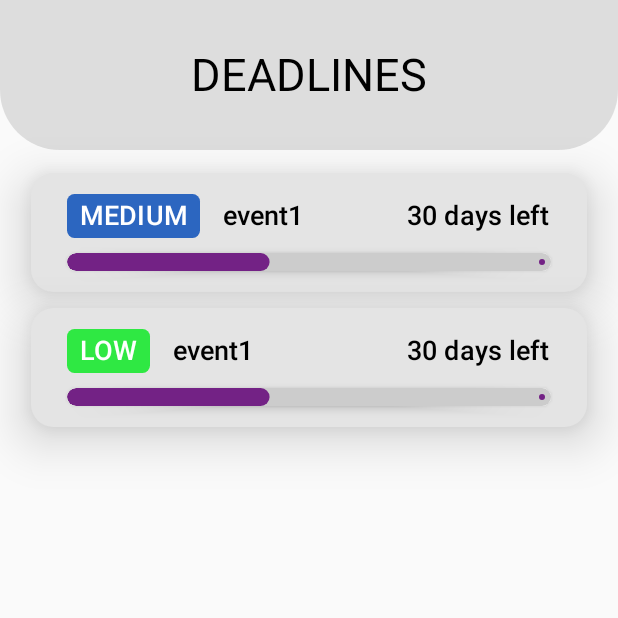
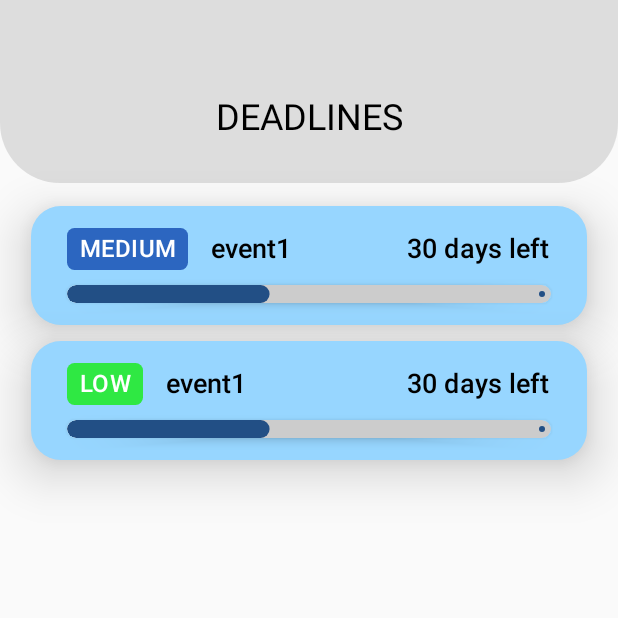
Before and after one commit to shanemalka9/Deadlines, an Android app built with Jetpack Compose: the HomeScreen screen opened through its navigation route, on a phone screen of 412 x 824 dp, the top half of it. Run offline under Robolectric (Android 15) with nearby library versions, the phone set to English and light mode, and no system bars.

Commit message:
Changed colors for easier viewing

```diff
--- a/app/src/main/java/lk/ms/deadlines/ui/home/HomeScreen.kt
+++ b/app/src/main/java/lk/ms/deadlines/ui/home/HomeScreen.kt
@@ -8,6 +8,7 @@ import androidx.compose.foundation.layout.Box
 import androidx.compose.foundation.layout.Column
 import androidx.compose.foundation.layout.Row
 import androidx.compose.foundation.layout.Spacer
+import androidx.compose.foundation.layout.fillMaxHeight
 import androidx.compose.foundation.layout.fillMaxSize
 import androidx.compose.foundation.layout.fillMaxWidth
 import androidx.compose.foundation.layout.height
@@ -32,6 +33,14 @@ import androidx.compose.ui.unit.sp
 import java.time.LocalDate
 import java.time.temporal.ChronoUnit
 
+/**
+ * TODO: Change names of priority/risk => MEDIUM to MID
+ * TODO: fix Sizing issue in Task BOx so event name does not move when change in number of letters in priority
+ * TODO: Add functionality to number of days left in event
+ * TODO: Add More Defined shadow to events or change background color of events to help differentiate from background
+ * TODO: Add animation to long event names so it has a side scroll animation
+ */
+
 @RequiresApi(Build.VERSION_CODES.O)
 @Composable
 fun HomeScreen(){
@@ -45,7 +54,7 @@ fun HomeScreen(){
         Box(
             modifier = Modifier
                 .fillMaxWidth()
-                .height(100.dp)
+                .height(122.dp)
                 .background(
                     color = Color(0xDDD9D9D9),
                     shape = RoundedCornerShape(
@@ -59,9 +68,12 @@ fun HomeScreen(){
         ) {
             Text(
                 text = "DEADLINES",
-                fontSize = 30.sp,
+                fontSize = 24.sp,
                 textAlign = TextAlign.Center,
-                color = Color.Black
+                color = Color.Black,
+                modifier = Modifier
+                    .fillMaxHeight(0.6f)
+                    .padding(0.dp,40.dp,0.dp,0.dp)
             )
         }
         Column(
@@ -104,14 +116,9 @@ fun EventIndicator(
             .fillMaxWidth(0.9f)
             .height(90.dp)
             .padding(0.dp, 5.dp),
-        shape = RoundedCornerShape(
-            topStart = 15.dp,
-            topEnd = 15.dp,
-            bottomStart = 15.dp,
-            bottomEnd = 15.dp
-        ),
+        shape = RoundedCornerShape(20.dp),
         colors = ButtonDefaults.buttonColors(
-            containerColor = Color(0xFFE4E4E4),
+            containerColor = Color(0xFF97D6FF),
             contentColor = Color.Black
         ),
         elevation = ButtonDefaults.buttonElevation(
@@ -168,7 +175,7 @@ fun RiskLevelIndicater(
     ) {
         Text(
             text = eventRisk,
-            fontSize = 18.sp,
+            fontSize = 16.sp,
             textAlign = TextAlign.Center,
             color = Color.White,
         )
@@ -210,7 +217,7 @@ fun DeadlineProgressBar(startDate: LocalDate, endDate: LocalDate) {
             modifier = Modifier
                 .fillMaxWidth()
                 .height(12.dp),
-            color = if (progress < 0.7f) Color(0xFF732285) else Color.Red,
+            color = if (progress < 0.7f) Color(0xFF224F85) else Color.Red,
             trackColor = Color.Transparent,
         )
     }
```
